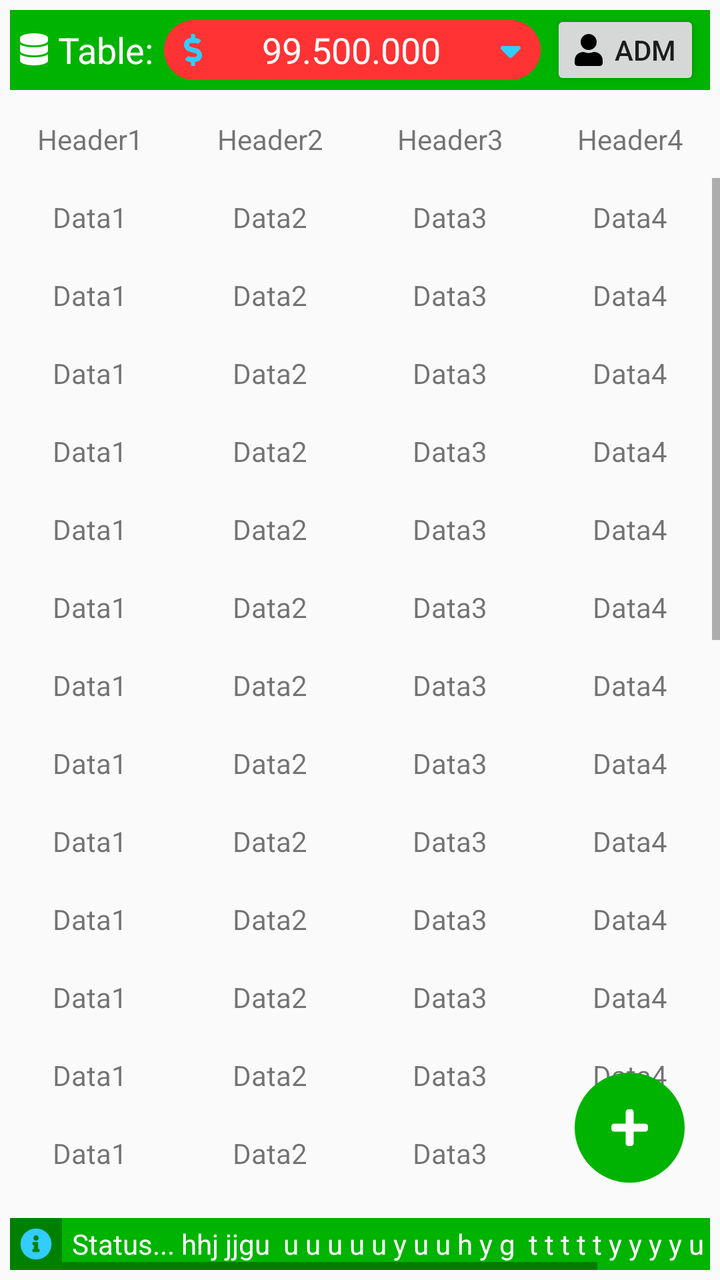
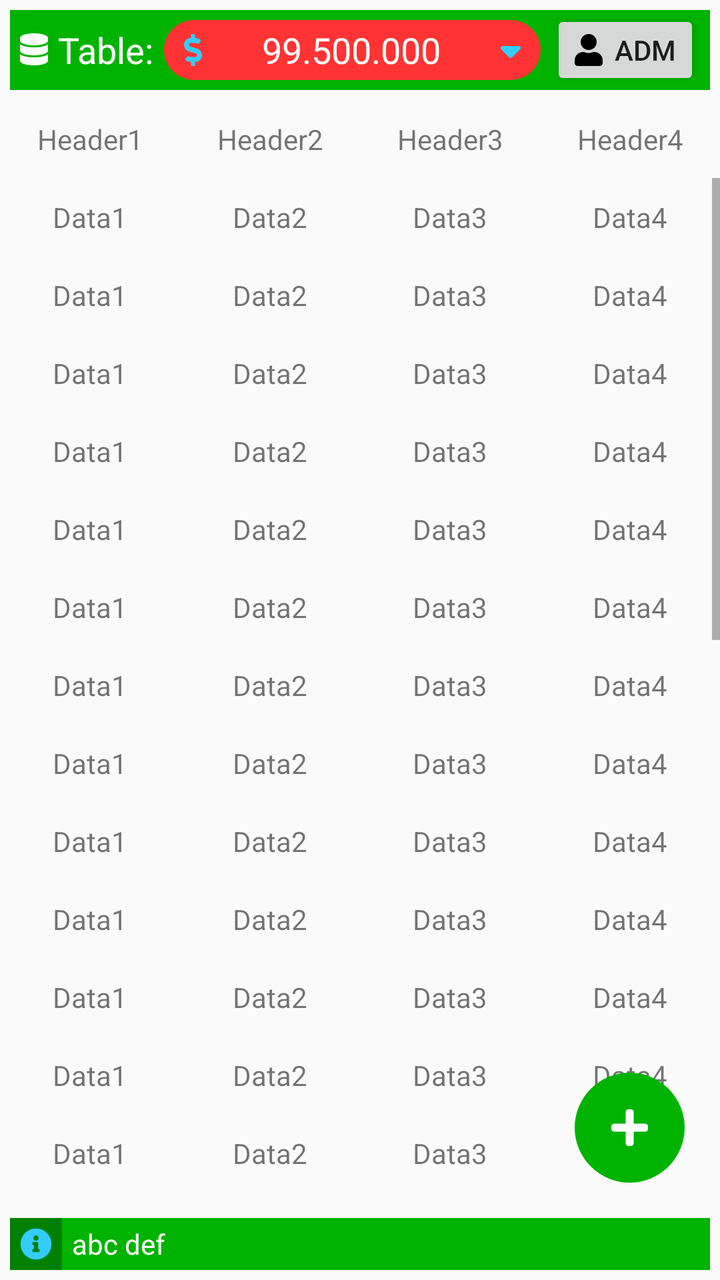

Before-and-after screenshots of an Android layout around one commit, followed by the original layout XML and the change that was made.
<!-- AndroidManifest.xml: application theme AppTheme -->
<!-- res/layout/main.xml -->
<?xml version="1.0" encoding="utf-8"?>
<LinearLayout
	xmlns:android="http://schemas.android.com/apk/res/android"
	android:layout_width="match_parent"
	android:layout_height="match_parent"
	android:gravity="center_horizontal"
	android:orientation="vertical">

	<LinearLayout
		android:layout_width="match_parent"
		android:layout_height="@dimen/topNavHeight"
		android:orientation="horizontal"
		android:gravity="center_vertical"
		android:layout_margin="5dp"
		android:paddingHorizontal="5dp"
		android:background="@color/primary">

		<TextView
			android:layout_width="wrap_content"
			android:layout_height="wrap_content"
			android:text="Table:"
			android:textColor="@color/white"
			android:textAppearance="?android:attr/textAppearanceMedium"
			android:drawableLeft="@drawable/ico_database"
			android:drawablePadding="@dimen/iconDrawablePad5"
			android:drawableTint="@color/white"/>

		<TextView
			android:id="@+id/mainTvTable"
			android:layout_width="wrap_content"
			android:layout_height="match_parent"
			android:layout_weight="1"
			android:textAppearance="?android:attr/textAppearanceMedium"
			android:background="@drawable/round"
			android:backgroundTint="@color/red"
			android:textColor="@color/white"
			android:paddingHorizontal="10dp"
			android:layout_margin="5dp"
			android:gravity="center"
			android:singleLine="true"
			android:drawableLeft="@drawable/ico_dollar_sign"
			android:drawableRight="@drawable/ico_caret_down"
			android:drawablePadding="@dimen/iconDrawablePad5"
			android:drawableTint="@color/cyan"
			android:text="99.500.000"/>

		<Button
			android:id="@+id/mainBtnAdmin"
			android:layout_width="wrap_content"
			android:layout_height="match_parent"
			android:text="Adm"
			style="?android:attr/buttonStyleSmall"
			android:drawableLeft="@drawable/ico_user"
			android:drawablePadding="@dimen/iconDrawablePad6"/>

	</LinearLayout>
	
	<LinearLayout
		android:id="@+id/testLayout"
		android:layout_width="match_parent"
		android:layout_height="wrap_content">
	</LinearLayout>

	<RelativeLayout
		android:layout_width="match_parent"
		android:layout_height="wrap_content"
		android:layout_weight="1">
		
		<TableLayout
			android:layout_width="match_parent"
			android:layout_height="match_parent">
			<TableRow><TextView android:layout_width="0dp" android:layout_weight="1" android:gravity="center" android:padding="10dp" android:text="Header1" /><TextView android:layout_width="0dp" android:layout_weight="1" android:gravity="center" android:padding="10dp" android:text="Header2" /><TextView android:layout_width="0dp" android:layout_weight="1" android:gravity="center" android:padding="10dp" android:text="Header3" /><TextView android:layout_width="0dp" android:layout_weight="1" android:gravity="center" android:padding="10dp" android:text="Header4" /></TableRow>
			<ScrollView
				android:layout_width="match_parent"
				android:layout_height="match_parent">
				<TableLayout
					android:layout_width="match_parent"
					android:layout_height="match_parent">
					<TableRow><TextView android:layout_width="0dp" android:layout_weight="1" android:gravity="center" android:padding="10dp" android:text="Data1" /><TextView android:layout_width="0dp" android:layout_weight="1" android:gravity="center" android:padding="10dp" android:text="Data2" /><TextView android:layout_width="0dp" android:layout_weight="1" android:gravity="center" android:padding="10dp" android:text="Data3" /><TextView android:layout_width="0dp" android:layout_weight="1" android:gravity="center" android:padding="10dp" android:text="Data4" /></TableRow>
					<TableRow><TextView android:layout_width="0dp" android:layout_weight="1" android:gravity="center" android:padding="10dp" android:text="Data1" /><TextView android:layout_width="0dp" android:layout_weight="1" android:gravity="center" android:padding="10dp" android:text="Data2" /><TextView android:layout_width="0dp" android:layout_weight="1" android:gravity="center" android:padding="10dp" android:text="Data3" /><TextView android:layout_width="0dp" android:layout_weight="1" android:gravity="center" android:padding="10dp" android:text="Data4" /></TableRow>
					<TableRow><TextView android:layout_width="0dp" android:layout_weight="1" android:gravity="center" android:padding="10dp" android:text="Data1" /><TextView android:layout_width="0dp" android:layout_weight="1" android:gravity="center" android:padding="10dp" android:text="Data2" /><TextView android:layout_width="0dp" android:layout_weight="1" android:gravity="center" android:padding="10dp" android:text="Data3" /><TextView android:layout_width="0dp" android:layout_weight="1" android:gravity="center" android:padding="10dp" android:text="Data4" /></TableRow>
					<TableRow><TextView android:layout_width="0dp" android:layout_weight="1" android:gravity="center" android:padding="10dp" android:text="Data1" /><TextView android:layout_width="0dp" android:layout_weight="1" android:gravity="center" android:padding="10dp" android:text="Data2" /><TextView android:layout_width="0dp" android:layout_weight="1" android:gravity="center" android:padding="10dp" android:text="Data3" /><TextView android:layout_width="0dp" android:layout_weight="1" android:gravity="center" android:padding="10dp" android:text="Data4" /></TableRow>
					<TableRow><TextView android:layout_width="0dp" android:layout_weight="1" android:gravity="center" android:padding="10dp" android:text="Data1" /><TextView android:layout_width="0dp" android:layout_weight="1" android:gravity="center" android:padding="10dp" android:text="Data2" /><TextView android:layout_width="0dp" android:layout_weight="1" android:gravity="center" android:padding="10dp" android:text="Data3" /><TextView android:layout_width="0dp" android:layout_weight="1" android:gravity="center" android:padding="10dp" android:text="Data4" /></TableRow>
					<TableRow><TextView android:layout_width="0dp" android:layout_weight="1" android:gravity="center" android:padding="10dp" android:text="Data1" /><TextView android:layout_width="0dp" android:layout_weight="1" android:gravity="center" android:padding="10dp" android:text="Data2" /><TextView android:layout_width="0dp" android:layout_weight="1" android:gravity="center" android:padding="10dp" android:text="Data3" /><TextView android:layout_width="0dp" android:layout_weight="1" android:gravity="center" android:padding="10dp" android:text="Data4" /></TableRow>
					<TableRow><TextView android:layout_width="0dp" android:layout_weight="1" android:gravity="center" android:padding="10dp" android:text="Data1" /><TextView android:layout_width="0dp" android:layout_weight="1" android:gravity="center" android:padding="10dp" android:text="Data2" /><TextView android:layout_width="0dp" android:layout_weight="1" android:gravity="center" android:padding="10dp" android:text="Data3" /><TextView android:layout_width="0dp" android:layout_weight="1" android:gravity="center" android:padding="10dp" android:text="Data4" /></TableRow>
					<TableRow><TextView android:layout_width="0dp" android:layout_weight="1" android:gravity="center" android:padding="10dp" android:text="Data1" /><TextView android:layout_width="0dp" android:layout_weight="1" android:gravity="center" android:padding="10dp" android:text="Data2" /><TextView android:layout_width="0dp" android:layout_weight="1" android:gravity="center" android:padding="10dp" android:text="Data3" /><TextView android:layout_width="0dp" android:layout_weight="1" android:gravity="center" android:padding="10dp" android:text="Data4" /></TableRow>
					<TableRow><TextView android:layout_width="0dp" android:layout_weight="1" android:gravity="center" android:padding="10dp" android:text="Data1" /><TextView android:layout_width="0dp" android:layout_weight="1" android:gravity="center" android:padding="10dp" android:text="Data2" /><TextView android:layout_width="0dp" android:layout_weight="1" android:gravity="center" android:padding="10dp" android:text="Data3" /><TextView android:layout_width="0dp" android:layout_weight="1" android:gravity="center" android:padding="10dp" android:text="Data4" /></TableRow>
					<TableRow><TextView android:layout_width="0dp" android:layout_weight="1" android:gravity="center" android:padding="10dp" android:text="Data1" /><TextView android:layout_width="0dp" android:layout_weight="1" android:gravity="center" android:padding="10dp" android:text="Data2" /><TextView android:layout_width="0dp" android:layout_weight="1" android:gravity="center" android:padding="10dp" android:text="Data3" /><TextView android:layout_width="0dp" android:layout_weight="1" android:gravity="center" android:padding="10dp" android:text="Data4" /></TableRow>
					<TableRow><TextView android:layout_width="0dp" android:layout_weight="1" android:gravity="center" android:padding="10dp" android:text="Data1" /><TextView android:layout_width="0dp" android:layout_weight="1" android:gravity="center" android:padding="10dp" android:text="Data2" /><TextView android:layout_width="0dp" android:layout_weight="1" android:gravity="center" android:padding="10dp" android:text="Data3" /><TextView android:layout_width="0dp" android:layout_weight="1" android:gravity="center" android:padding="10dp" android:text="Data4" /></TableRow>
					<TableRow><TextView android:layout_width="0dp" android:layout_weight="1" android:gravity="center" android:padding="10dp" android:text="Data1" /><TextView android:layout_width="0dp" android:layout_weight="1" android:gravity="center" android:padding="10dp" android:text="Data2" /><TextView android:layout_width="0dp" android:layout_weight="1" android:gravity="center" android:padding="10dp" android:text="Data3" /><TextView android:layout_width="0dp" android:layout_weight="1" android:gravity="center" android:padding="10dp" android:text="Data4" /></TableRow>
					<TableRow><TextView android:layout_width="0dp" android:layout_weight="1" android:gravity="center" android:padding="10dp" android:text="Data1" /><TextView android:layout_width="0dp" android:layout_weight="1" android:gravity="center" android:padding="10dp" android:text="Data2" /><TextView android:layout_width="0dp" android:layout_weight="1" android:gravity="center" android:padding="10dp" android:text="Data3" /><TextView android:layout_width="0dp" android:layout_weight="1" android:gravity="center" android:padding="10dp" android:text="Data4" /></TableRow>
					<TableRow><TextView android:layout_width="0dp" android:layout_weight="1" android:gravity="center" android:padding="10dp" android:text="Data1" /><TextView android:layout_width="0dp" android:layout_weight="1" android:gravity="center" android:padding="10dp" android:text="Data2" /><TextView android:layout_width="0dp" android:layout_weight="1" android:gravity="center" android:padding="10dp" android:text="Data3" /><TextView android:layout_width="0dp" android:layout_weight="1" android:gravity="center" android:padding="10dp" android:text="Data4" /></TableRow>
					<TableRow><TextView android:layout_width="0dp" android:layout_weight="1" android:gravity="center" android:padding="10dp" android:text="Data1" /><TextView android:layout_width="0dp" android:layout_weight="1" android:gravity="center" android:padding="10dp" android:text="Data2" /><TextView android:layout_width="0dp" android:layout_weight="1" android:gravity="center" android:padding="10dp" android:text="Data3" /><TextView android:layout_width="0dp" android:layout_weight="1" android:gravity="center" android:padding="10dp" android:text="Data4" /></TableRow>
					<TableRow><TextView android:layout_width="0dp" android:layout_weight="1" android:gravity="center" android:padding="10dp" android:text="Data1" /><TextView android:layout_width="0dp" android:layout_weight="1" android:gravity="center" android:padding="10dp" android:text="Data2" /><TextView android:layout_width="0dp" android:layout_weight="1" android:gravity="center" android:padding="10dp" android:text="Data3" /><TextView android:layout_width="0dp" android:layout_weight="1" android:gravity="center" android:padding="10dp" android:text="Data4" /></TableRow>
					<TableRow><TextView android:layout_width="0dp" android:layout_weight="1" android:gravity="center" android:padding="10dp" android:text="Data1" /><TextView android:layout_width="0dp" android:layout_weight="1" android:gravity="center" android:padding="10dp" android:text="Data2" /><TextView android:layout_width="0dp" android:layout_weight="1" android:gravity="center" android:padding="10dp" android:text="Data3" /><TextView android:layout_width="0dp" android:layout_weight="1" android:gravity="center" android:padding="10dp" android:text="Data4" /></TableRow>
					<TableRow><TextView android:layout_width="0dp" android:layout_weight="1" android:gravity="center" android:padding="10dp" android:text="Data1" /><TextView android:layout_width="0dp" android:layout_weight="1" android:gravity="center" android:padding="10dp" android:text="Data2" /><TextView android:layout_width="0dp" android:layout_weight="1" android:gravity="center" android:padding="10dp" android:text="Data3" /><TextView android:layout_width="0dp" android:layout_weight="1" android:gravity="center" android:padding="10dp" android:text="Data4" /></TableRow>
					<TableRow><TextView android:layout_width="0dp" android:layout_weight="1" android:gravity="center" android:padding="10dp" android:text="Data1" /><TextView android:layout_width="0dp" android:layout_weight="1" android:gravity="center" android:padding="10dp" android:text="Data2" /><TextView android:layout_width="0dp" android:layout_weight="1" android:gravity="center" android:padding="10dp" android:text="Data3" /><TextView android:layout_width="0dp" android:layout_weight="1" android:gravity="center" android:padding="10dp" android:text="Data4" /></TableRow>
					<TableRow><TextView android:layout_width="0dp" android:layout_weight="1" android:gravity="center" android:padding="10dp" android:text="Data1" /><TextView android:layout_width="0dp" android:layout_weight="1" android:gravity="center" android:padding="10dp" android:text="Data2" /><TextView android:layout_width="0dp" android:layout_weight="1" android:gravity="center" android:padding="10dp" android:text="Data3" /><TextView android:layout_width="0dp" android:layout_weight="1" android:gravity="center" android:padding="10dp" android:text="Data4" /></TableRow>
					<TableRow><TextView android:layout_width="0dp" android:layout_weight="1" android:gravity="center" android:padding="10dp" android:text="Data1" /><TextView android:layout_width="0dp" android:layout_weight="1" android:gravity="center" android:padding="10dp" android:text="Data2" /><TextView android:layout_width="0dp" android:layout_weight="1" android:gravity="center" android:padding="10dp" android:text="Data3" /><TextView android:layout_width="0dp" android:layout_weight="1" android:gravity="center" android:padding="10dp" android:text="Data4" /></TableRow>
					<TableRow><TextView android:layout_width="0dp" android:layout_weight="1" android:gravity="center" android:padding="10dp" android:text="Data1" /><TextView android:layout_width="0dp" android:layout_weight="1" android:gravity="center" android:padding="10dp" android:text="Data2" /><TextView android:layout_width="0dp" android:layout_weight="1" android:gravity="center" android:padding="10dp" android:text="Data3" /><TextView android:layout_width="0dp" android:layout_weight="1" android:gravity="center" android:padding="10dp" android:text="Data4" /></TableRow>
					<TableRow><TextView android:layout_width="0dp" android:layout_weight="1" android:gravity="center" android:padding="10dp" android:text="Data1" /><TextView android:layout_width="0dp" android:layout_weight="1" android:gravity="center" android:padding="10dp" android:text="Data2" /><TextView android:layout_width="0dp" android:layout_weight="1" android:gravity="center" android:padding="10dp" android:text="Data3" /><TextView android:layout_width="0dp" android:layout_weight="1" android:gravity="center" android:padding="10dp" android:text="Data4" /></TableRow>
					<TableRow><TextView android:layout_width="0dp" android:layout_weight="1" android:gravity="center" android:padding="10dp" android:text="Data1" /><TextView android:layout_width="0dp" android:layout_weight="1" android:gravity="center" android:padding="10dp" android:text="Data2" /><TextView android:layout_width="0dp" android:layout_weight="1" android:gravity="center" android:padding="10dp" android:text="Data3" /><TextView android:layout_width="0dp" android:layout_weight="1" android:gravity="center" android:padding="10dp" android:text="Data4" /></TableRow>
					<TableRow><TextView android:layout_width="0dp" android:layout_weight="1" android:gravity="center" android:padding="10dp" android:text="Data1" /><TextView android:layout_width="0dp" android:layout_weight="1" android:gravity="center" android:padding="10dp" android:text="Data2" /><TextView android:layout_width="0dp" android:layout_weight="1" android:gravity="center" android:padding="10dp" android:text="Data3" /><TextView android:layout_width="0dp" android:layout_weight="1" android:gravity="center" android:padding="10dp" android:text="Data4" /></TableRow>
					<TableRow><TextView android:layout_width="0dp" android:layout_weight="1" android:gravity="center" android:padding="10dp" android:text="Data1" /><TextView android:layout_width="0dp" android:layout_weight="1" android:gravity="center" android:padding="10dp" android:text="Data2" /><TextView android:layout_width="0dp" android:layout_weight="1" android:gravity="center" android:padding="10dp" android:text="Data3" /><TextView android:layout_width="0dp" android:layout_weight="1" android:gravity="center" android:padding="10dp" android:text="Data4" /></TableRow>
					<TableRow><TextView android:layout_width="0dp" android:layout_weight="1" android:gravity="center" android:padding="10dp" android:text="Data1" /><TextView android:layout_width="0dp" android:layout_weight="1" android:gravity="center" android:padding="10dp" android:text="Data2" /><TextView android:layout_width="0dp" android:layout_weight="1" android:gravity="center" android:padding="10dp" android:text="Data3" /><TextView android:layout_width="0dp" android:layout_weight="1" android:gravity="center" android:padding="10dp" android:text="Data4" /></TableRow>
					<TableRow><TextView android:layout_width="0dp" android:layout_weight="1" android:gravity="center" android:padding="10dp" android:text="Data1" /><TextView android:layout_width="0dp" android:layout_weight="1" android:gravity="center" android:padding="10dp" android:text="Data2" /><TextView android:layout_width="0dp" android:layout_weight="1" android:gravity="center" android:padding="10dp" android:text="Data3" /><TextView android:layout_width="0dp" android:layout_weight="1" android:gravity="center" android:padding="10dp" android:text="Data4" /></TableRow>
					<TableRow><TextView android:layout_width="0dp" android:layout_weight="1" android:gravity="center" android:padding="10dp" android:text="Data1" /><TextView android:layout_width="0dp" android:layout_weight="1" android:gravity="center" android:padding="10dp" android:text="Data2" /><TextView android:layout_width="0dp" android:layout_weight="1" android:gravity="center" android:padding="10dp" android:text="Data3" /><TextView android:layout_width="0dp" android:layout_weight="1" android:gravity="center" android:padding="10dp" android:text="Data4" /></TableRow>
					<TableRow><TextView android:layout_width="0dp" android:layout_weight="1" android:gravity="center" android:padding="10dp" android:text="Footer1" /><TextView android:layout_width="0dp" android:layout_weight="1" android:gravity="center" android:padding="10dp" android:text="Footer2" /><TextView android:layout_width="0dp" android:layout_weight="1" android:gravity="center" android:padding="10dp" android:text="Footer3" /><TextView android:layout_width="0dp" android:layout_weight="1" android:gravity="center" android:padding="10dp" android:text="Footer4" /></TableRow>
				</TableLayout>
			</ScrollView>
		</TableLayout>

		<LinearLayout
			android:layout_width="90dp"
			android:layout_height="90dp"
			android:layout_alignParentBottom="true"
			android:layout_alignParentEnd="true"
			android:gravity="center">

			<ImageButton
				android:id="@+id/mainIbFAB"
				android:layout_width="55dp"
				android:layout_height="55dp"
				android:tint="@color/white"
				android:scaleType="fitCenter"
				android:padding="17dp"
				android:src="@drawable/ib_fab"
				android:background="@drawable/circle"/>

		</LinearLayout>

	</RelativeLayout>

	<LinearLayout
		android:layout_width="match_parent"
		android:layout_height="wrap_content"
		android:orientation="horizontal"
		android:gravity="center_vertical"
		android:layout_marginHorizontal="5dp"
		android:layout_marginBottom="5dp"
		android:background="@color/primary">

		<ImageView
			android:id="@+id/mainIvIconStatus"
			android:layout_width="wrap_content"
			android:layout_height="wrap_content"
			android:padding="5dp"
			android:background="@color/darkGreen"
			android:src="@drawable/ico_info_circle"/>

		<HorizontalScrollView
			android:layout_width="match_parent"
			android:layout_height="match_parent"
			android:gravity="center_vertical">

			<TextView
				android:id="@+id/mainTvStatus"
				android:layout_width="match_parent"
				android:layout_height="match_parent"
				android:gravity="center_vertical"
				android:paddingHorizontal="5dp"
				android:singleLine="true"
				android:text="Status... hhj jjgu  u u u u u y u u h y g  t t t t t y y y y u u u u u u u"
				android:textColor="@color/white"/>

		</HorizontalScrollView>

	</LinearLayout>

</LinearLayout>
<!-- resources referenced by this layout -->
<resources>
  <color name="cyan">#33ccff</color>
  <color name="darkGreen">#008000</color>
  <color name="primary">#00b300</color>
  <color name="red">#ff3333</color>
  <color name="white">#ffffff</color>
  <dimen name="iconDrawablePad5">5dp</dimen>
  <dimen name="iconDrawablePad6">6dp</dimen>
  <dimen name="topNavHeight">40dp</dimen>
  <!-- drawable circle (drawable) -->
  <?xml version="1.0" encoding="utf-8"?>
  <shape xmlns:android="http://schemas.android.com/apk/res/android"
      android:shape="oval">
      <solid android:color="@color/primary"/>
      <size android:width="100dp" android:height="100dp"/>
  </shape>
  <!-- drawable ib_fab (drawable) -->
  <?xml version="1.0" encoding="utf-8"?>
  <selector xmlns:android="http://schemas.android.com/apk/res/android">
  	<item android:state_pressed="true"
  		android:drawable="@drawable/ico_edit" /> 
  	<item android:state_focused="true"
  		android:drawable="@drawable/ico_edit" /> 
  	<item android:drawable="@drawable/ico_plus" /> 
  </selector>
  <!-- drawable ico_caret_down (drawable) -->
  <?xml version="1.0" encoding="utf-8"?>
  <vector xmlns:android="http://schemas.android.com/apk/res/android"
      android:width="@dimen/iconWidth10"
      android:height="@dimen/iconHeight16"
      android:viewportWidth="320"
      android:viewportHeight="512">
  	<path
  		android:fillColor="@color/black"
  		android:pathData="M137.4,374.6c12.5,12.5 32.8,12.5 45.3,0l128,-128c9.2,-9.2 11.9,-22.9 6.9,-34.9s-16.6,-19.8 -29.6,-19.8L32,192c-12.9,0 -24.6,7.8 -29.6,19.8s-2.2,25.7 6.9,34.9l128,128z"/>
  </vector>
  <!-- drawable ico_user (drawable) -->
  <?xml version="1.0" encoding="utf-8"?>
  <vector xmlns:android="http://schemas.android.com/apk/res/android"
      android:width="@dimen/iconWidth14"
      android:height="@dimen/iconHeight16"
      android:viewportWidth="448"
      android:viewportHeight="512">
  	<path
  		android:fillColor="@color/black"
  		android:pathData="M224,256c70.7,0 128,-57.3 128,-128S294.7,0 224,0 96,57.3 96,128s57.3,128 128,128zM313.6,288h-16.7c-22.2,10.2 -46.9,16 -72.9,16s-50.6,-5.8 -72.9,-16h-16.7C60.2,288 0,348.2 0,422.4L0,464c0,26.5 21.5,48 48,48h352c26.5,0 48,-21.5 48,-48v-41.6c0,-74.2 -60.2,-134.4 -134.4,-134.4z"/>
  </vector>
  <!-- drawable round (drawable) -->
  <?xml version="1.0" encoding="utf-8"?>
  <shape xmlns:android="http://schemas.android.com/apk/res/android"
      android:shape="rectangle">
      <corners android:radius="16dp" />
      <solid android:color="@color/primary" />
  </shape>
  <style name="AppTheme" parent="@android:style/Theme.Holo.Light">
  	</style>
  <!-- drawable ico_plus (drawable) -->
  <?xml version="1.0" encoding="utf-8"?>
  <vector xmlns:android="http://schemas.android.com/apk/res/android"
      android:width="@dimen/iconWidth14"
      android:height="@dimen/iconHeight16"
      android:viewportWidth="448"
      android:viewportHeight="512">
  	<path
  		android:fillColor="@color/black"
  		android:pathData="M416,208H272V64c0,-17.67 -14.33,-32 -32,-32h-32c-17.67,0 -32,14.33 -32,32v144H32c-17.67,0 -32,14.33 -32,32v32c0,17.67 14.33,32 32,32h144v144c0,17.67 14.33,32 32,32h32c17.67,0 32,-14.33 32,-32V304h144c17.67,0 32,-14.33 32,-32v-32c0,-17.67 -14.33,-32 -32,-32z"/>
  </vector>
  <dimen name="iconWidth10">10dp</dimen>
  <dimen name="iconHeight16">16dp</dimen>
  <color name="black">#000000</color>
  <dimen name="iconWidth14">14dp</dimen>
  <dimen name="iconWidth9">9dp</dimen>
  <dimen name="iconWidth16">16dp</dimen>
  <dimen name="iconWidth18">18dp</dimen>
  <!-- unchanged entries left out for length: 4 -->
</resources>

<!-- the commit's change to res/layout/main.xml (unified diff, before → after) -->
@@ -53,12 +53,6 @@
 			android:drawableLeft="@drawable/ico_user"
 			android:drawablePadding="@dimen/iconDrawablePad6"/>
 
-	</LinearLayout>
-	
-	<LinearLayout
-		android:id="@+id/testLayout"
-		android:layout_width="match_parent"
-		android:layout_height="wrap_content">
 	</LinearLayout>
 
 	<RelativeLayout
@@ -132,6 +126,7 @@
 	</RelativeLayout>
 
 	<LinearLayout
+		android:id="@+id/mainLayoutStatusBar"
 		android:layout_width="match_parent"
 		android:layout_height="wrap_content"
 		android:orientation="horizontal"
@@ -160,7 +155,7 @@
 				android:gravity="center_vertical"
 				android:paddingHorizontal="5dp"
 				android:singleLine="true"
-				android:text="Status... hhj jjgu  u u u u u y u u h y g  t t t t t y y y y u u u u u u u"
+				android:text="abc def"
 				android:textColor="@color/white"/>
 
 		</HorizontalScrollView>
